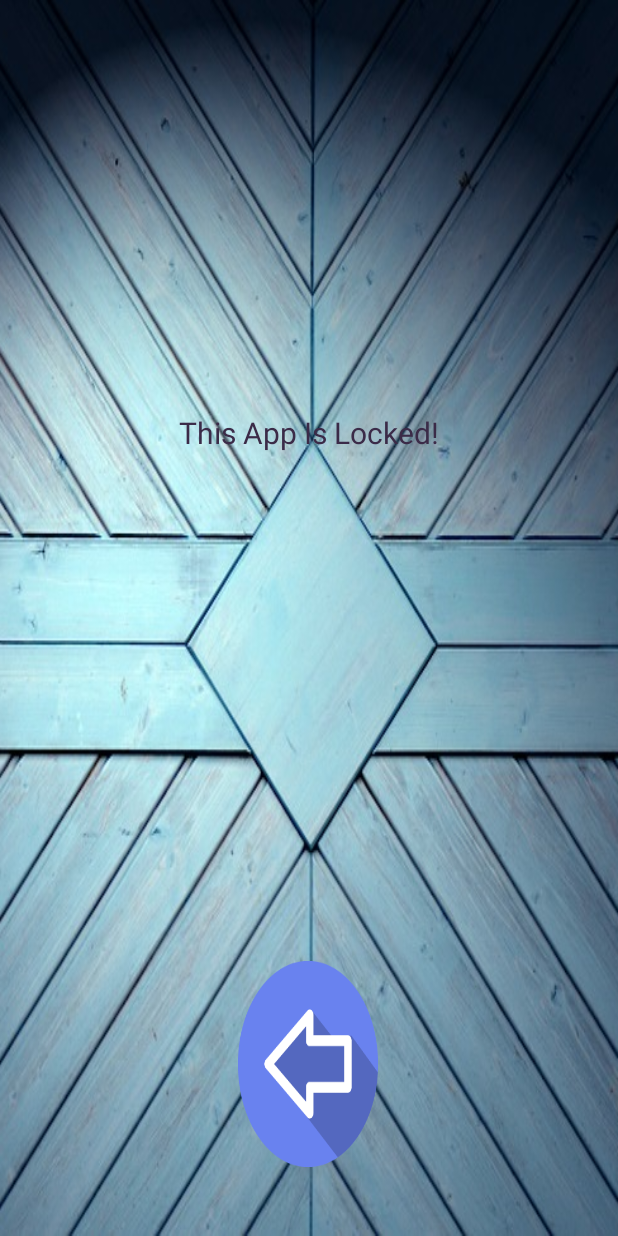
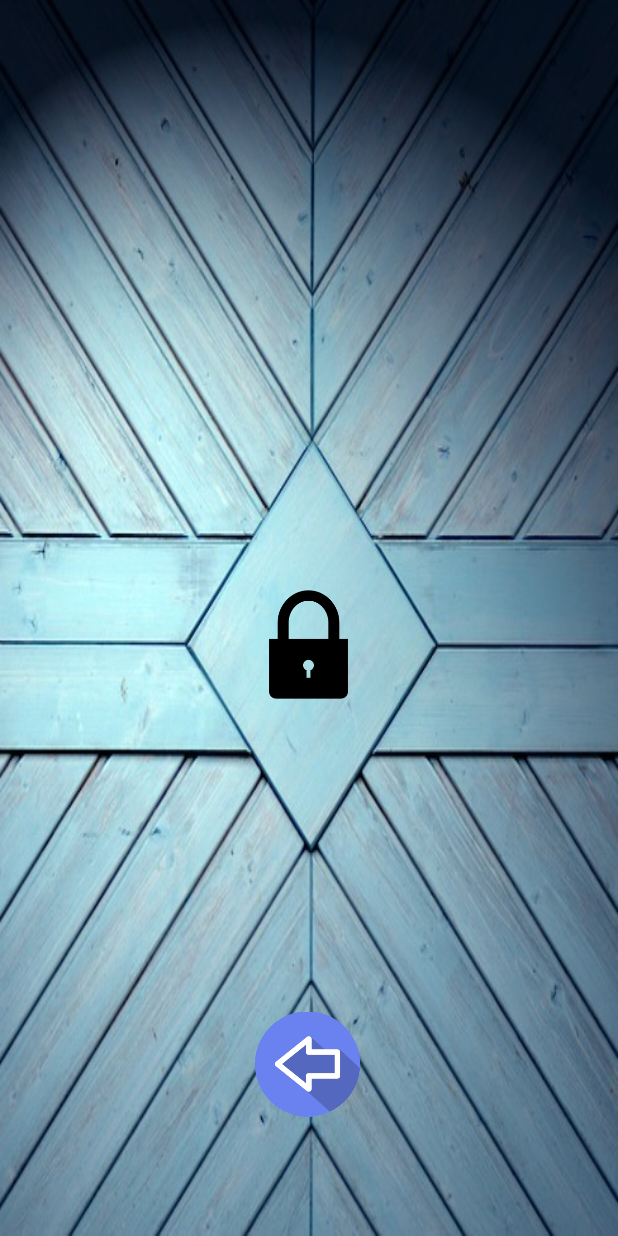
Before and after one commit to jsguru-git/AppLocker-Android, an Android app: the LockActivity screen opened directly, with no data from a screen before it, on a phone screen of 412 x 824 dp. Run offline under Robolectric (Android 15) with nearby library versions, the phone set to English and light mode, and no system bars.

Commit message:
#1. modified Locker UI

```diff
--- a/app/src/main/AndroidManifest.xml
+++ b/app/src/main/AndroidManifest.xml
@@ -19,9 +19,9 @@
 
     <application
         android:allowBackup="true"
-        android:icon="@mipmap/ic_launcher"
+        android:icon="@mipmap/locker_launcher"
         android:label="@string/app_name"
-        android:roundIcon="@mipmap/ic_launcher_round"
+        android:roundIcon="@mipmap/locker_launcher"
         android:supportsRtl="true"
         android:theme="@style/AppTheme">
         <activity
--- a/app/src/main/java/com/app/locker/activity/LockActivity.java
+++ b/app/src/main/java/com/app/locker/activity/LockActivity.java
@@ -30,8 +30,8 @@ public class LockActivity extends Activity {
     Drawable icon;
     ImageView img_dot;
     TextView txt_appName;
-    TextView txt_notification;
-    Button back_button;
+    //    TextView txt_notification;
+    ImageView back_button;
 
     @Override
     protected void onCreate(Bundle savedInstanceState) {
@@ -39,8 +39,8 @@ public class LockActivity extends Activity {
         setContentView(R.layout.activity_lock);
         this.img_dot = (ImageView) findViewById(R.id.img_dot);
         this.txt_appName = (TextView) findViewById(R.id.txt_appName);
-        this.txt_notification = (TextView) findViewById(R.id.txt_notification);
-        this.back_button = (Button) findViewById(R.id.back_button);
+//        this.txt_notification = (TextView) findViewById(R.id.txt_notification);
+        this.back_button = (ImageView) findViewById(R.id.back_button);
         Bundle extras = getIntent().getExtras();
 
         StringBuilder sb = new StringBuilder();
@@ -76,7 +76,7 @@ public class LockActivity extends Activity {
         this.img_dot.setImageDrawable(this.icon);
         this.txt_appName.setText(this.appName);
 //        this.txt_notification.setText(formatter.format("The %s App had been locked", this.appName).toString());
-        this.txt_notification.setText("This App Is Locked!");
+//        this.txt_notification.setText("This App Is Locked!");
     }
 
     @Override
--- a/app/src/main/res/layout/activity_lock.xml
+++ b/app/src/main/res/layout/activity_lock.xml
@@ -24,8 +24,8 @@
             android:orientation="vertical">
             <ImageView
                 android:id="@+id/img_dot"
-                android:layout_width="50dp"
-                android:layout_height="50dp"
+                android:layout_width="70dp"
+                android:layout_height="70dp"
                 android:layout_weight="1"
                 android:layout_gravity="center"
                 android:src="@mipmap/ic_launcher" />
@@ -42,7 +42,7 @@
                 android:layout_height="wrap_content"
                 android:layout_gravity="center|top"
                 android:text="unknown app"
-                android:textColor="#43669f"
+                android:textColor="#000000"
                 android:textSize="20sp" />
         </LinearLayout>
     </LinearLayout>
@@ -53,14 +53,39 @@
         android:orientation="vertical"
         android:layout_weight="1"
         >
-        <TextView
-            android:id="@+id/txt_notification"
-            android:layout_width="wrap_content"
-            android:layout_height="wrap_content"
-            android:layout_gravity="center|top"
-            android:text="No locked package"
-            android:textColor="#3b2b48"
-            android:textSize="20sp" />
+        <LinearLayout
+            android:layout_width="match_parent"
+            android:layout_height="0dp"
+            android:layout_weight="0.8"
+            android:orientation="vertical"></LinearLayout>
+        <LinearLayout
+            android:layout_width="match_parent"
+            android:layout_height="0dp"
+            android:layout_weight="1"
+            android:orientation="vertical">
+            <ImageView
+                android:id="@+id/lock"
+                android:layout_width="70dp"
+                android:layout_height="70dp"
+                android:layout_weight="1"
+                android:layout_gravity="center"
+                android:src="@mipmap/ic_lock" />
+            <!--<TextView-->
+            <!--android:id="@+id/txt_notification"-->
+            <!--android:layout_width="wrap_content"-->
+            <!--android:layout_height="wrap_content"-->
+            <!--android:layout_gravity="center|top"-->
+            <!--android:text="Locked"-->
+            <!--android:textColor="#55108e"-->
+            <!--android:textSize="20sp" />-->
+
+        </LinearLayout>
+        <LinearLayout
+            android:layout_width="match_parent"
+            android:layout_height="0dp"
+            android:layout_weight="0.5"
+            android:orientation="vertical"></LinearLayout>
+
     </LinearLayout>
 
     <LinearLayout
@@ -92,12 +117,19 @@
                 android:layout_height="0dp"
                 android:layout_weight="1.5"
                 android:orientation="vertical">
-                <Button
+                <!--<Button-->
+                <!--android:id="@+id/back_button"-->
+                <!--android:layout_width="match_parent"-->
+                <!--android:layout_height="wrap_content"-->
+                <!--android:background="@mipmap/backbutton"-->
+                <!--android:text="" />-->
+                <ImageView
                     android:id="@+id/back_button"
-                    android:layout_width="match_parent"
-                    android:layout_height="wrap_content"
-                    android:background="@mipmap/backbutton"
-                    android:text="" />
+                    android:layout_width="70dp"
+                    android:layout_height="70dp"
+                    android:layout_weight="1"
+                    android:layout_gravity="center"
+                    android:src="@mipmap/backbutton" />
             </LinearLayout>
             <LinearLayout
                 android:layout_width="match_parent"
```
Also changed, not shown: app/src/main/res/mipmap-hdpi/ic_lock.png (added), app/src/main/res/mipmap-hdpi/locker_launcher.png (added).
